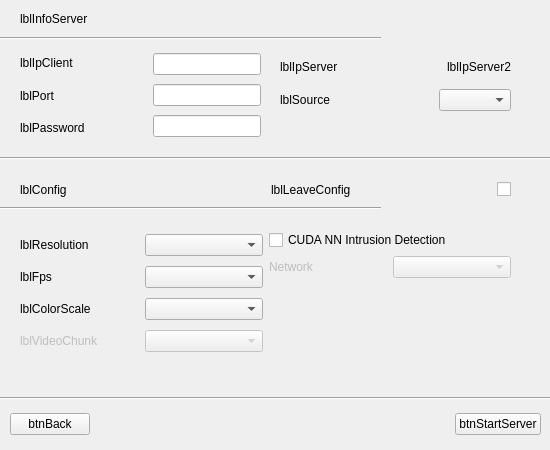
Qt form ui/frmserver.ui (Werther158/multimedia_sharing_tool) before a commit.
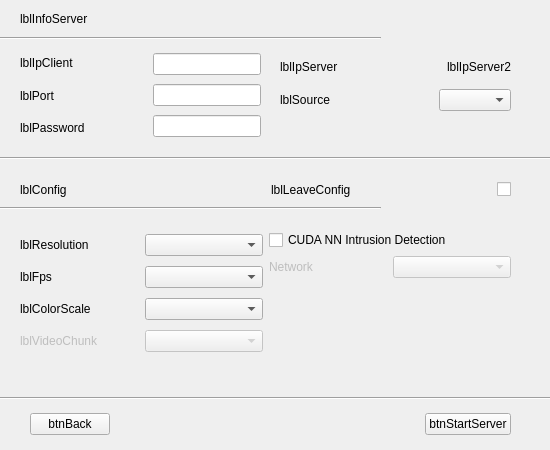
The same form after that commit.

The edit to the form file:
```diff
--- a/ui/frmserver.ui
+++ b/ui/frmserver.ui
@@ -268,9 +268,9 @@
   <widget class="QWidget" name="layoutWidget2">
    <property name="geometry">
     <rect>
-     <x>10</x>
+     <x>30</x>
      <y>410</y>
-     <width>531</width>
+     <width>481</width>
      <height>29</height>
     </rect>
    </property>
```
